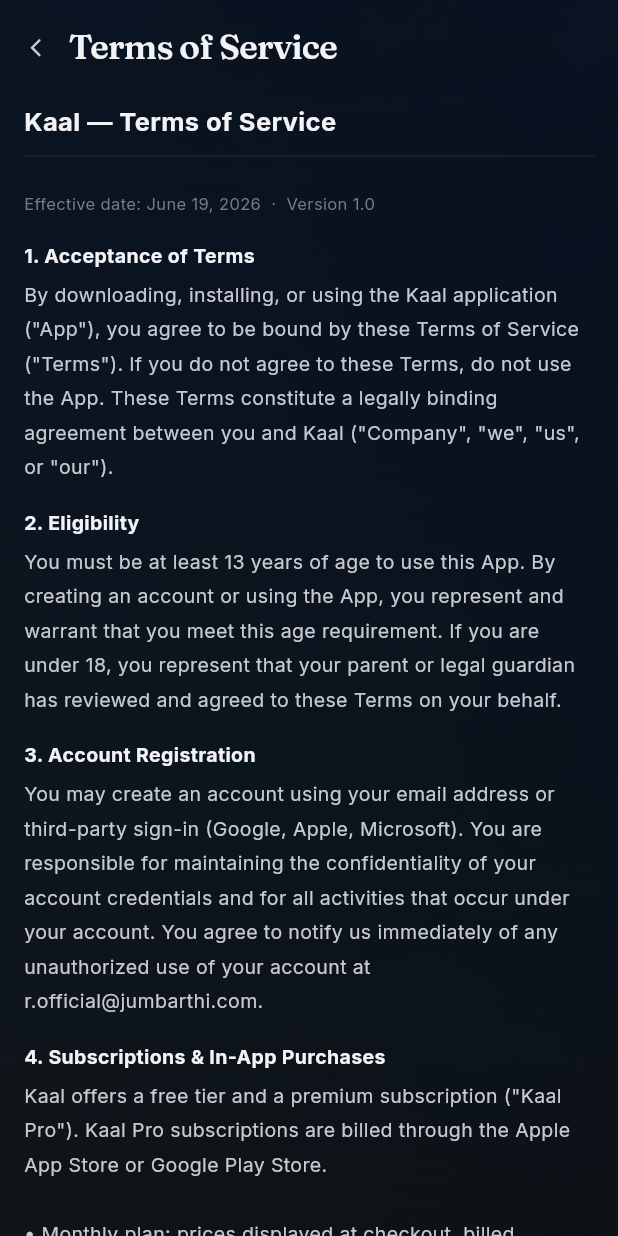
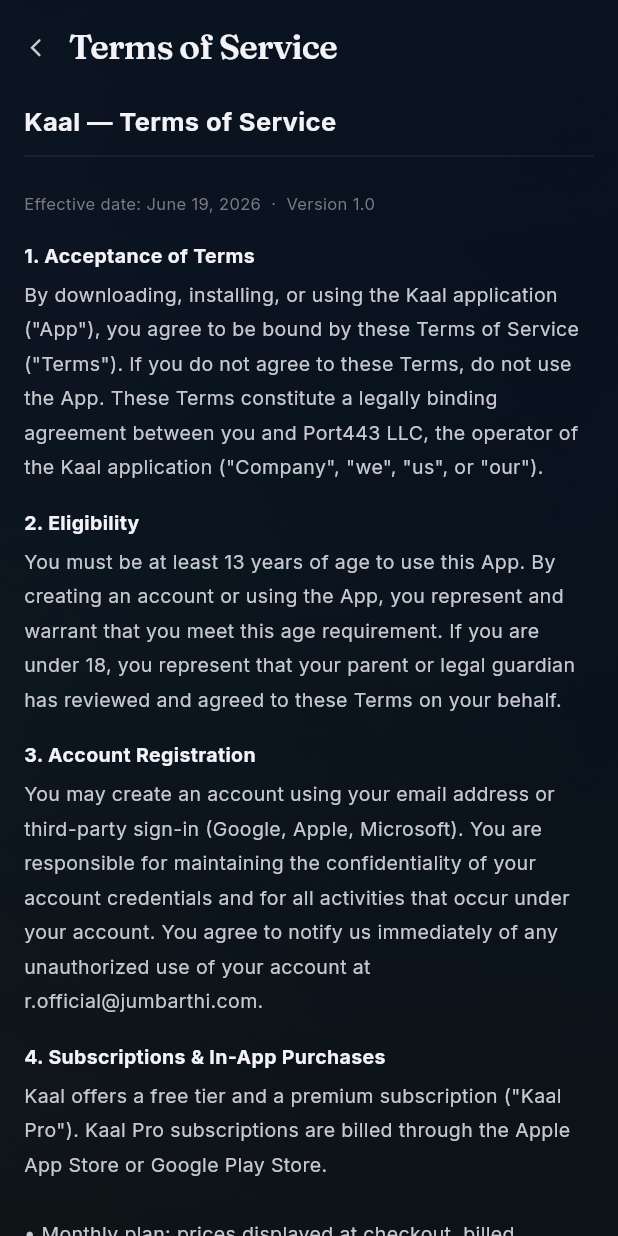
Before and after one commit to rjumbarthi/taskera_app_IOS, a Flutter app: the LegalScreen screen opened by its route, on a phone screen of 412 x 824 dp. Run offline on Flutter 3.47's test engine with Material 3 defaults, Android fonts, the phone set to English and light mode, and no system bars; our stand-ins replace drift, flutter_local_notifications, flutter_riverpod, flutter_secure_storage, flutter_svg, go_router and 4 more; missing offline and left inert: flutter_web_auth_2, googleapis, home_widget, window_manager; accounts and stored records are empty; generated files the repository leaves out were written again; network calls fail; statements that could not run were skipped.

Commit message:
chore: rebrand to Port443 LLC; package id -> com.port443.kaal
Kaal is a product of Port443 LLC. Name the company across platform
metadata and in-app legal/about text, and move the app identifiers off
the old com.kaal namespace.

- Android: applicationId + namespace -> com.port443.kaal; Kotlin sources
  moved to com/port443/kaal/ with updated package declarations
- iOS: all PRODUCT_BUNDLE_IDENTIFIER entries -> com.port443.kaal;
  added NSHumanReadableCopyright; App Group -> group.com.port443.kaal
- Windows: CompanyName + LegalCopyright -> Port443 LLC
- Settings About + Terms/Privacy now name Port443 LLC as operator
- Supabase OAuth deep-link scheme (io.supabase.kaalapp) left untouched

windows + apk debug builds green.

Co-Authored-By: Claude Opus 4.8 (1M context) <noreply@anthropic.com>

```diff
--- a/lib/screens/legal_screen.dart
+++ b/lib/screens/legal_screen.dart
@@ -110,7 +110,7 @@ class _TermsContent extends StatelessWidget {
 
       _Section(
         title: '1. Acceptance of Terms',
-        body: 'By downloading, installing, or using the Kaal application ("App"), you agree to be bound by these Terms of Service ("Terms"). If you do not agree to these Terms, do not use the App. These Terms constitute a legally binding agreement between you and Kaal ("Company", "we", "us", or "our").',
+        body: 'By downloading, installing, or using the Kaal application ("App"), you agree to be bound by these Terms of Service ("Terms"). If you do not agree to these Terms, do not use the App. These Terms constitute a legally binding agreement between you and Port443 LLC, the operator of the Kaal application ("Company", "we", "us", or "our").',
         colors: colors,
       ),
 
@@ -227,7 +227,7 @@ class _PrivacyContent extends StatelessWidget {
 
       _Section(
         title: '1. Introduction',
-        body: 'Kaal ("we", "us", or "our") is committed to protecting your privacy. This Privacy Policy explains how we collect, use, disclose, and safeguard your information when you use the Kaal application. Please read this policy carefully. If you disagree with its terms, please discontinue use of the App.',
+        body: 'Kaal, operated by Port443 LLC ("we", "us", or "our"), is committed to protecting your privacy. This Privacy Policy explains how we collect, use, disclose, and safeguard your information when you use the Kaal application. Please read this policy carefully. If you disagree with its terms, please discontinue use of the App.',
         colors: colors,
       ),
 
@@ -329,7 +329,7 @@ class _PrivacyContent extends StatelessWidget {
 
       _Section(
         title: '13. Contact Us',
-        body: 'If you have questions, concerns, or requests regarding this Privacy Policy, please contact our Data Protection contact at:\n\nr.official@jumbarthi.com\n\nKaal\nHyderabad, India',
+        body: 'If you have questions, concerns, or requests regarding this Privacy Policy, please contact our Data Protection contact at:\n\nr.official@jumbarthi.com\n\nKaal — a product of Port443 LLC\nHyderabad, India',
         colors: colors,
       ),
     ]);
--- a/lib/screens/settings/settings_screen.dart
+++ b/lib/screens/settings/settings_screen.dart
@@ -338,6 +338,8 @@ class _SettingsScreenState extends ConsumerState<SettingsScreen> {
                 _AboutPara('Kaal organises everything you do into Covey’s four quadrants — Do Now, Schedule, Delegate, Eliminate — so your time goes to what truly matters. Tasks, habits, goals, calendar and notes, in one focused place.', colors),
                 _AboutPara('VERSION  ·  Kaal v1.0.0', colors, strong: true),
                 _AboutPara('CONTACT  ·  r.official@jumbarthi.com', colors),
+                _AboutPara('Kaal is a product of Port443 LLC.', colors),
+                _AboutPara('© 2026 Port443 LLC. All rights reserved.', colors),
               ]),
             ),
           ]),
--- a/lib/services/dtn_widget_bridge.dart
+++ b/lib/services/dtn_widget_bridge.dart
@@ -9,7 +9,7 @@ import '../util/platform_layout.dart';
 class DtnWidgetBridge {
   DtnWidgetBridge._();
 
-  static const _appGroupId = 'group.com.kaal.kaal_app'; // iOS App Group
+  static const _appGroupId = 'group.com.port443.kaal'; // iOS App Group
 
   static Future<void> update({
     required String title,
```
Also changed, not shown: 3 other files.
